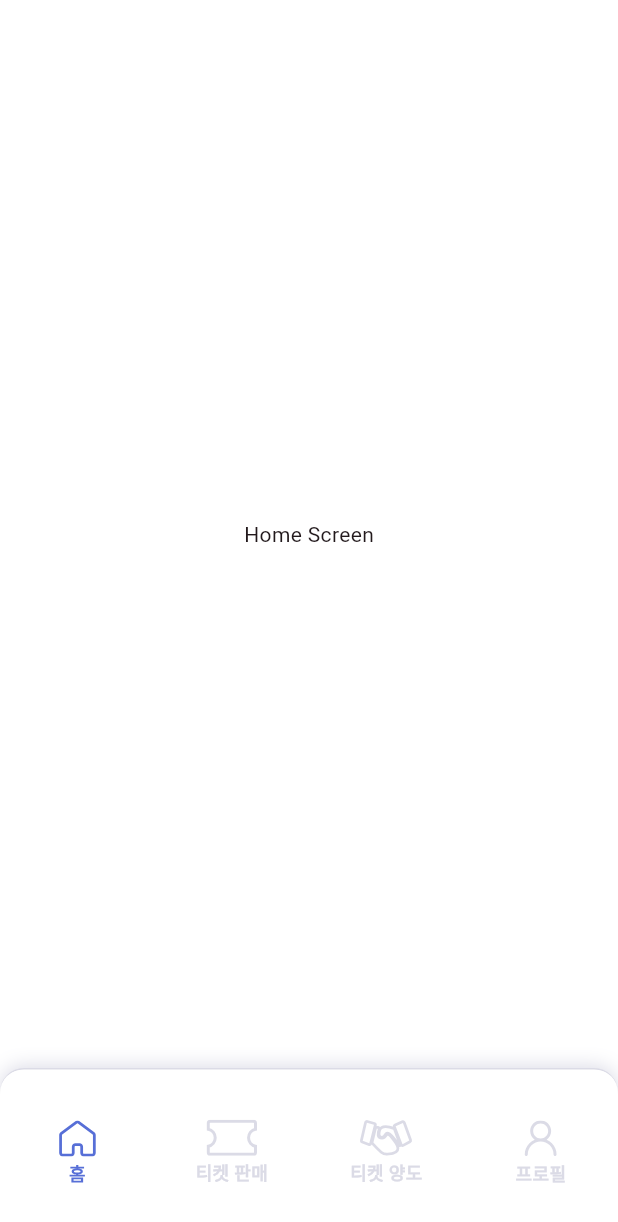
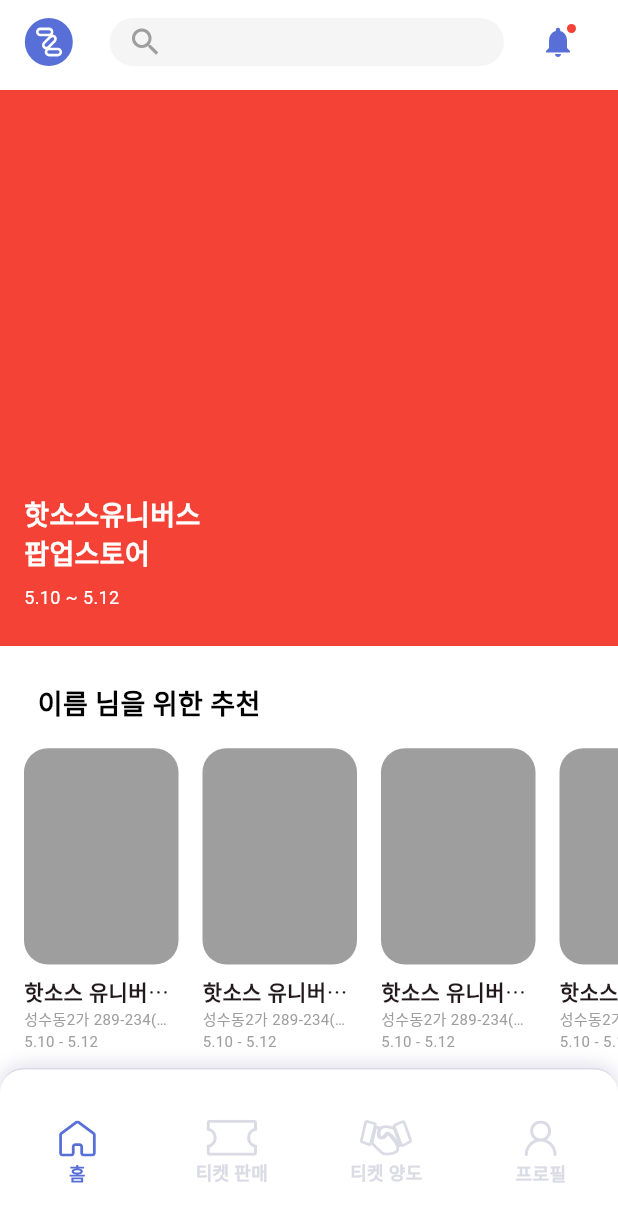
Before and after one commit to Ownsaemiro/ownsaemiro-mobile, a Flutter app: the screen it shows after launch, on a phone screen of 412 x 824 dp. Shown: the top 1222 px of the screen. Run offline on Flutter 3.47's test engine with Material 3 defaults, Android fonts, the phone set to English and light mode, and no system bars; our stand-ins replace flutter_dotenv, flutter_native_splash, flutter_secure_storage, flutter_svg, get, logger; Roboto replaces fonts that are missing (Pretendard).

Commit message:
Feat: Home Screen Base Widget

```diff
--- /dev/null
+++ b/lib/presentation/view/home/widget/popular_event_widget.dart
@@ -0,0 +1,60 @@
+import 'package:flutter/material.dart';
+import 'package:get/get.dart';
+
+class PopularEventWidget extends StatelessWidget {
+  const PopularEventWidget({super.key});
+
+  @override
+  Widget build(BuildContext context) {
+    return SizedBox(
+      height: Get.width * 0.9,
+      child: PageView.builder(
+        scrollDirection: Axis.horizontal,
+        itemBuilder: (context, index) {
+          final eventIndex = index % 3;
+          final color = Colors.primaries[eventIndex % Colors.primaries.length];
+          return Container(
+            width: Get.width,
+            color: color,
+            child: Column(
+              crossAxisAlignment: CrossAxisAlignment.start,
+              children: [
+                const Spacer(),
+                // Title
+                Padding(
+                  padding: const EdgeInsets.symmetric(horizontal: 16),
+                  child: Text(
+                    splitText("핫소스유니버스 팝업스토어"),
+                    style: const TextStyle(
+                      fontSize: 18,
+                      fontWeight: FontWeight.w700,
+                      fontFamily: 'Pretendard',
+                      color: Colors.white,
+                    ),
+                  ),
+                ),
+
+                // Date
+                const Padding(
+                  padding: EdgeInsets.symmetric(horizontal: 16, vertical: 8),
+                  child: Text(
+                    "5.10 ~ 5.12",
+                    style: TextStyle(
+                      fontSize: 12,
+                      color: Colors.white,
+                    ),
+                  ),
+                ),
+                const SizedBox(height: 16),
+              ],
+            ),
+          );
+        },
+      ),
+    );
+  }
+
+  String splitText(String text) {
+    return text.replaceAll(' ', '\n');
+  }
+}
--- /dev/null
+++ b/lib/presentation/view/home/widget/recommend_event_widget.dart
@@ -0,0 +1,72 @@
+import 'package:flutter/material.dart';
+
+class RecommendEventWidget extends StatelessWidget {
+  const RecommendEventWidget({super.key});
+
+  @override
+  Widget build(BuildContext context) {
+    final screenWidth = MediaQuery.of(context).size.width;
+
+    final containerWidth = screenWidth * 0.25; // 화면 너비의 25%를 사용
+    final containerHeight = containerWidth * 1.4; // 가로세로 비율 1:1.4
+    final textWidth = containerWidth;
+
+    return Padding(
+      padding: const EdgeInsets.only(left: 16, top: 16),
+      child: SizedBox(
+        height: containerHeight + 80,
+        child: ListView.builder(
+          scrollDirection: Axis.horizontal,
+          itemCount: 5,
+          itemBuilder: (context, index) {
+            return Padding(
+              padding: const EdgeInsets.only(right: 16),
+              child: Column(
+                crossAxisAlignment: CrossAxisAlignment.start,
+                children: [
+                  Container(
+                    width: containerWidth,
+                    height: containerHeight,
+                    decoration: BoxDecoration(
+                      color: Colors.grey,
+                      borderRadius: BorderRadius.circular(16),
+                    ),
+                  ),
+                  const SizedBox(height: 8),
+                  SizedBox(
+                    width: textWidth,
+                    child: const Text(
+                      "핫소스 유니버스 팝업스토어",
+                      style:
+                          TextStyle(fontSize: 14, fontWeight: FontWeight.bold),
+                      overflow: TextOverflow.ellipsis,
+                      maxLines: 1,
+                    ),
+                  ),
+                  SizedBox(
+                    width: textWidth, // 텍스트 너비를 제한
+                    child: const Text(
+                      "성수동2가 289-234(보) 1층 1호 여기에서 해요",
+                      style: TextStyle(fontSize: 10, color: Colors.grey),
+                      overflow: TextOverflow.ellipsis,
+                      maxLines: 1,
+                    ),
+                  ),
+                  SizedBox(
+                    width: textWidth, // 텍스트 너비를 제한
+                    child: const Text(
+                      "5.10 - 5.12",
+                      style: TextStyle(fontSize: 10, color: Colors.grey),
+                      overflow: TextOverflow.ellipsis,
+                      maxLines: 1,
+                    ),
+                  ),
+                ],
+              ),
+            );
+          },
+        ),
+      ),
+    );
+  }
+}
--- /dev/null
+++ b/lib/presentation/widget/appbar/default_search_appbar.dart
@@ -0,0 +1,67 @@
+import 'package:flutter/material.dart';
+import 'package:flutter_svg/svg.dart';
+import 'package:ownsaemiro/app/config/color_system.dart';
+
+class DefaultSearchAppBar extends StatelessWidget {
+  const DefaultSearchAppBar(
+      {super.key, this.onSearch, this.onNotificationPress});
+
+  final Function(String)? onSearch;
+  final Function()? onNotificationPress;
+
+  @override
+  Widget build(BuildContext context) {
+    return AppBar(
+        backgroundColor: ColorSystem.white,
+        automaticallyImplyLeading: false,
+        elevation: 0,
+        titleSpacing: 0,
+        title: Padding(
+            padding: const EdgeInsets.symmetric(horizontal: 16),
+            child: Row(children: [
+              SvgPicture.asset(
+                'assets/images/logo.svg',
+                height: 32,
+              ),
+              const SizedBox(width: 24),
+              Expanded(
+                child: Container(
+                  height: 32,
+                  decoration: BoxDecoration(
+                    color: const Color(0xFFF5F5F5),
+                    borderRadius: BorderRadius.circular(20),
+                  ),
+                  child: TextField(
+                    onChanged: onSearch,
+                    decoration: const InputDecoration(
+                      border: InputBorder.none,
+                      prefixIcon: Icon(Icons.search, color: Colors.grey),
+                    ),
+                  ),
+                ),
+              ),
+              const SizedBox(width: 12),
+              Stack(children: [
+                IconButton(
+                  icon: const Icon(Icons.notifications,
+                      color: ColorSystem.primary),
+                  onPressed: onNotificationPress,
+                ),
+                Positioned(
+                    right: 12,
+                    top: 12,
+                    child: Container(
+                      padding: const EdgeInsets.all(3),
+                      decoration: BoxDecoration(
+                        color: Colors.red,
+                        borderRadius: BorderRadius.circular(6),
+                      ),
+                      constraints: const BoxConstraints(
+                        minWidth: 2,
+                        minHeight: 2,
+                      ),
+                    ))
+              ])
+            ])));
+  }
+}
```
Also changed, not shown: lib/presentation/view/home/home_screen.dart (+22 -3 lines), lib/presentation/widget/appbar/default_back_appbar.dart (added, +51 -0 lines), lib/presentation/widget/button/custom_icon_button.dart (added, +35 -0 lines), assets/icons/back_arrow.svg (added), assets/images/logo.svg (added).
